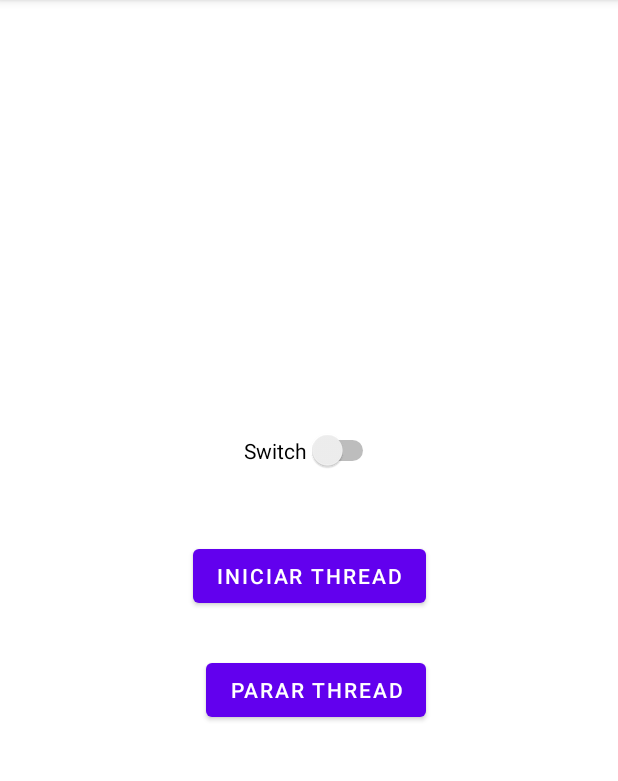
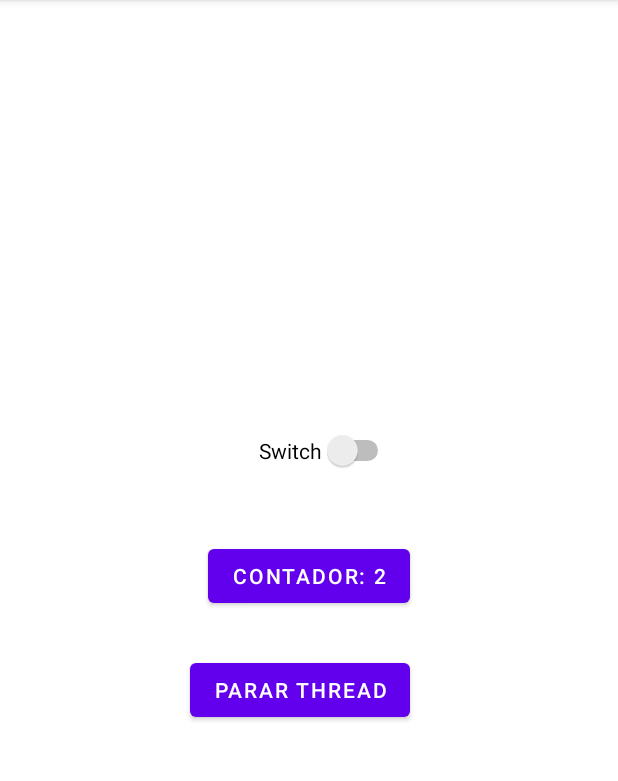
Before and after one commit to Gabriel-Almeida00/App_Android_WebServices, an Android app: the screen it shows after launch (MainActivity), after a tap on "INICIAR THREAD", on a phone screen of 412 x 824 dp, the part 84-865 px from its top. Run offline under Robolectric (Android 15) with nearby library versions, the phone set to English and light mode, and no system bars.

Commit message:
executando alterações na UI Thread

```diff
--- a/app/src/main/java/com/example/threads/MainActivity.java
+++ b/app/src/main/java/com/example/threads/MainActivity.java
@@ -5,30 +5,65 @@ import androidx.appcompat.app.AppCompatActivity;
 
 import android.net.ipsec.ike.exceptions.IkeInternalException;
 import android.os.Bundle;
+import android.os.Handler;
 import android.util.Log;
 import android.view.View;
+import android.widget.Button;
 
 public class MainActivity extends AppCompatActivity {
+
+    private Button btnIniciar;
+    private int numero;
+    //private Handler handler = new Handler();
+    private boolean pararExecucao = false;
 
     @Override
     protected void onCreate(Bundle savedInstanceState) {
         super.onCreate(savedInstanceState);
         setContentView(R.layout.activity_main);
+
+        btnIniciar = findViewById(R.id.btnIniciar);
     }
 
     public void inicarThread(View v){
        /* MyThread thread = new MyThread();
         thread.start();*/
 
+        pararExecucao = false;
         MyRunnable runnable = new MyRunnable();
         new Thread(runnable).start();
+    }
+    public void pararThread(View v){
+        pararExecucao = true;
     }
 
     class MyRunnable implements Runnable{
         @Override
         public void run() {
             for(int i=0;i<15;i++){
+
+                if(pararExecucao)
+                    return;
+
+                numero = i;
                 Log.d("Thread","contador: "+i);
+
+
+                runOnUiThread(new Runnable() {
+                    @Override
+                    public void run() {
+                        btnIniciar.setText("Contador: "+numero);
+                    }
+                });
+
+                /*
+                handler.post(new Runnable() {
+                    @Override
+                    public void run() {
+                        btnIniciar.setText("Contador: "+numero);
+                    }
+                });*/
+
                 try{
                     Thread.sleep(1000);
                 }catch (InterruptedException ex){
--- a/app/src/main/res/layout/activity_main.xml
+++ b/app/src/main/res/layout/activity_main.xml
@@ -13,11 +13,11 @@
         android:layout_marginStart="34dp"
         android:layout_marginBottom="46dp"
         android:text="Switch"
-        app:layout_constraintBottom_toTopOf="@+id/button"
-        app:layout_constraintStart_toStartOf="@+id/button" />
+        app:layout_constraintBottom_toTopOf="@+id/btnIniciar"
+        app:layout_constraintStart_toStartOf="@+id/btnIniciar" />
 
     <Button
-        android:id="@+id/button"
+        android:id="@+id/btnIniciar"
         android:layout_width="wrap_content"
         android:layout_height="wrap_content"
         android:onClick="inicarThread"
@@ -32,7 +32,8 @@
         android:layout_width="wrap_content"
         android:layout_height="wrap_content"
         android:layout_marginTop="28dp"
+        android:onClick="pararThread"
         android:text="Parar Thread"
-        app:layout_constraintEnd_toEndOf="@+id/button"
-        app:layout_constraintTop_toBottomOf="@+id/button" />
+        app:layout_constraintEnd_toEndOf="@+id/btnIniciar"
+        app:layout_constraintTop_toBottomOf="@+id/btnIniciar" />
 </androidx.constraintlayout.widget.ConstraintLayout>
```
